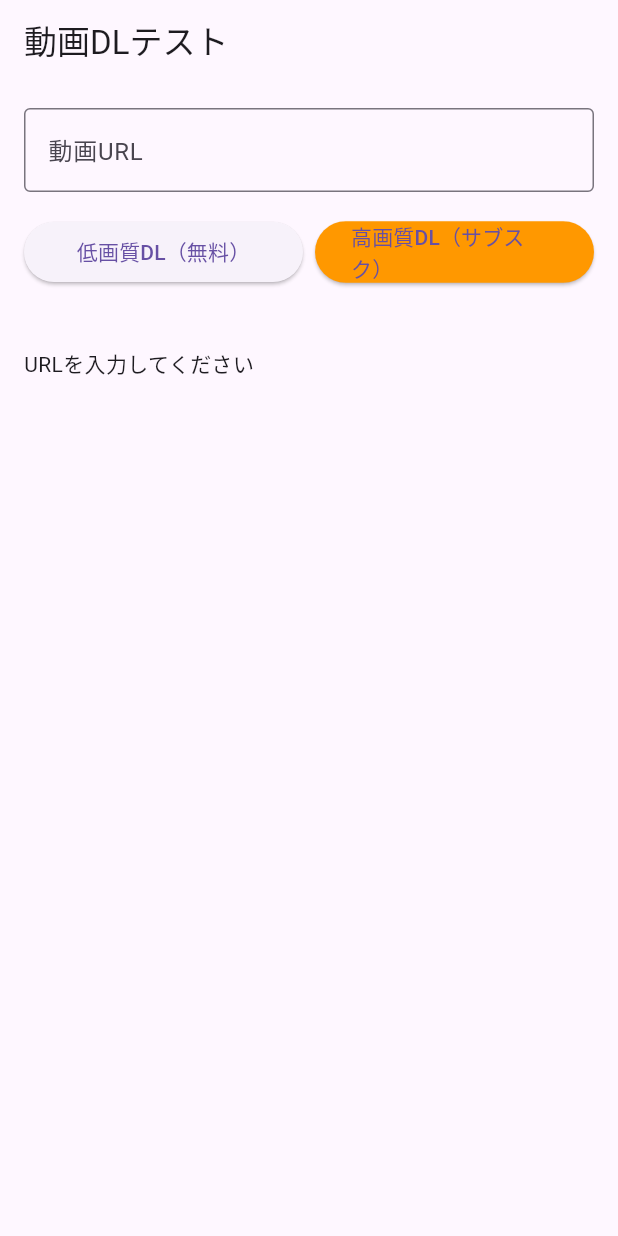
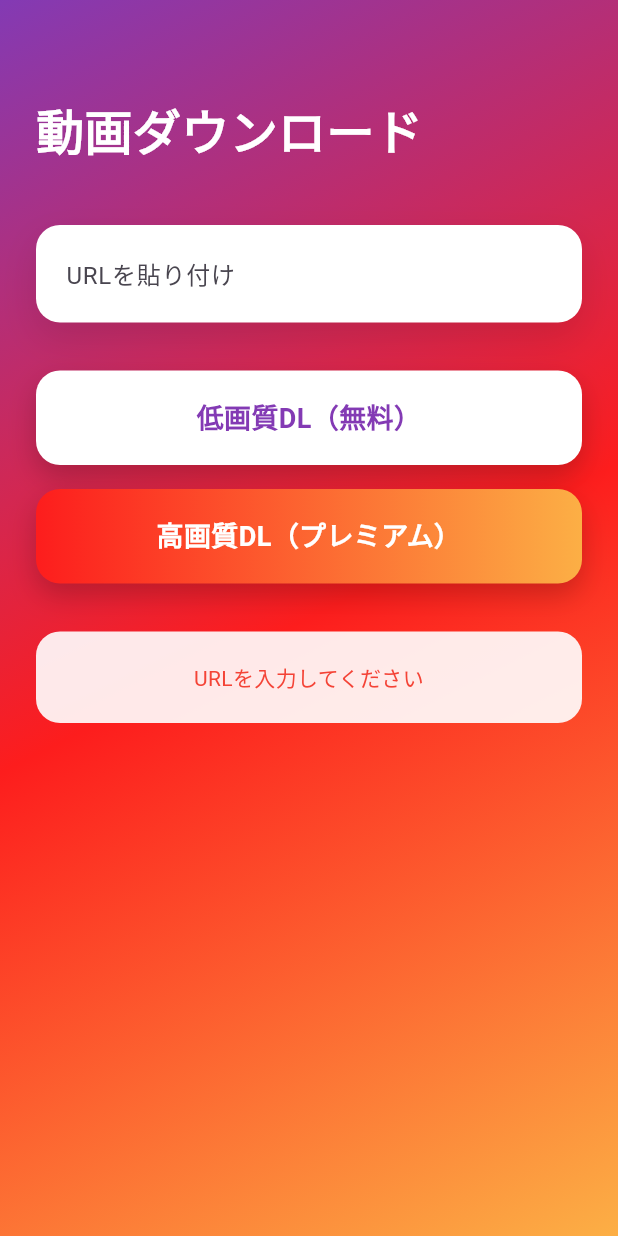
Before and after one commit to Mitchy03/video-saver-app, a Flutter app: the screen it shows after launch, after a tap on "低画質DL（無料）", on a phone screen of 412 x 824 dp. Run offline on Flutter 3.47's test engine with Material 3 defaults, Android fonts, the phone set to English and light mode, and no system bars; drawn by our look-alikes of flutter_animate; our stand-ins replace confetti, google_mobile_ads, shared_preferences; missing offline and left inert: process_run, purchases_flutter.

Commit message:
Update home screen to modern downloader

```diff
--- a/lib/main.dart
+++ b/lib/main.dart
@@ -1,6 +1,7 @@
 import 'package:flutter/material.dart';
 import 'services/download_manager.dart';
 import 'services/video_extractor.dart';
+import 'screens/download_screen.dart';
 
 void main() {
   runApp(const MyApp());
@@ -14,7 +15,7 @@ class MyApp extends StatelessWidget {
     return MaterialApp(
       title: 'Video Downloader Test',
       theme: ThemeData(primarySwatch: Colors.blue),
-      home: const TestScreen(),
+      home: const ModernDownloadScreen(),
     );
   }
 }
--- /dev/null
+++ b/lib/screens/download_screen.dart
@@ -0,0 +1,361 @@
+import 'package:flutter/material.dart';
+import 'package:flutter_animate/flutter_animate.dart';
+import 'package:confetti/confetti.dart';
+import '../services/download_manager.dart';
+import '../services/video_extractor.dart';
+
+class ModernDownloadScreen extends StatefulWidget {
+  const ModernDownloadScreen({super.key});
+
+  @override
+  State<ModernDownloadScreen> createState() => _ModernDownloadScreenState();
+}
+
+class _ModernDownloadScreenState extends State<ModernDownloadScreen> {
+  final _urlController = TextEditingController();
+  final _downloadManager = DownloadManager();
+  final _videoExtractor = VideoExtractor();
+  final _confettiController =
+      ConfettiController(duration: const Duration(seconds: 3));
+
+  String _status = '';
+  bool _isDownloading = false;
+  double _progress = 0.0;
+  VideoPlatform? _detectedPlatform;
+
+  @override
+  void initState() {
+    super.initState();
+    _downloadManager.progressStream.listen((progress) {
+      setState(() {
+        _progress = progress.progress;
+        _status = progress.message;
+      });
+    });
+
+    _urlController.addListener(() {
+      final url = _urlController.text.trim();
+      if (url.isNotEmpty) {
+        setState(() {
+          _detectedPlatform = _videoExtractor.detectPlatform(url);
+        });
+      } else {
+        setState(() {
+          _detectedPlatform = null;
+        });
+      }
+    });
+  }
+
+  Future<void> _startDownload(DownloadQuality quality) async {
+    final url = _urlController.text.trim();
+
+    if (url.isEmpty) {
+      setState(() => _status = 'URLを入力してください');
+      return;
+    }
+
+    if (!_videoExtractor.isValidUrl(url)) {
+      setState(() => _status = '対応していないURLです');
+      return;
+    }
+
+    setState(() {
+      _isDownloading = true;
+      _status = '準備中...';
+    });
+
+    try {
+      final filePath = await _downloadManager.startDownload(
+        url: url,
+        quality: quality,
+      );
+
+      _confettiController.play();
+
+      setState(() {
+        _status = '完了！\n$filePath';
+        _isDownloading = false;
+      });
+    } catch (e) {
+      String message;
+      if (e.toString().contains('inappropriate') ||
+          e.toString().contains('unavailable')) {
+        message = 'この投稿はダウンロードできません\n（コラボ投稿または制限付きコンテンツ）';
+      } else if (e.toString().contains('format')) {
+        message = '対応していない形式です';
+      } else {
+        message = 'ダウンロードに失敗しました\nURLを確認してください';
+      }
+
+      setState(() {
+        _status = message;
+        _isDownloading = false;
+      });
+    }
+  }
+
+  @override
+  Widget build(BuildContext context) {
+    return Scaffold(
+      body: Container(
+        decoration: const BoxDecoration(
+          gradient: LinearGradient(
+            begin: Alignment.topLeft,
+            end: Alignment.bottomRight,
+            colors: [
+              Color(0xFF833AB4),
+              Color(0xFFFD1D1D),
+              Color(0xFFFCAF45),
+            ],
+          ),
+        ),
+        child: SafeArea(
+          child: Stack(
+            children: [
+              SingleChildScrollView(
+                padding: const EdgeInsets.all(24),
+                child: Column(
+                  crossAxisAlignment: CrossAxisAlignment.stretch,
+                  children: [
+                    const SizedBox(height: 40),
+
+                    // タイトル
+                    const Text(
+                      '動画ダウンロード',
+                      style: TextStyle(
+                        fontSize: 32,
+                        fontWeight: FontWeight.bold,
+                        color: Colors.white,
+                      ),
+                    )
+                        .animate()
+                        .fadeIn(duration: 600.ms)
+                        .slideY(begin: -0.2, end: 0),
+
+                    const SizedBox(height: 40),
+
+                    // URL入力
+                    Container(
+                      decoration: BoxDecoration(
+                        color: Colors.white,
+                        borderRadius: BorderRadius.circular(16),
+                        boxShadow: [
+                          BoxShadow(
+                            color: Colors.black.withOpacity(0.1),
+                            blurRadius: 20,
+                            offset: const Offset(0, 10),
+                          ),
+                        ],
+                      ),
+                      child: TextField(
+                        controller: _urlController,
+                        decoration: InputDecoration(
+                          hintText: 'URLを貼り付け',
+                          border: InputBorder.none,
+                          contentPadding: const EdgeInsets.all(20),
+                          suffixIcon: _detectedPlatform != null
+                              ? Padding(
+                                  padding: const EdgeInsets.all(12),
+                                  child:
+                                      _buildPlatformIcon(_detectedPlatform!),
+                                )
+                              : null,
+                        ),
+                        style: const TextStyle(fontSize: 16),
+                      ),
+                    )
+                        .animate()
+                        .fadeIn(delay: 200.ms, duration: 600.ms)
+                        .slideY(begin: -0.2, end: 0),
+
+                    const SizedBox(height: 32),
+
+                    // ダウンロードボタン
+                    _buildDownloadButton(
+                      label: '低画質DL（無料）',
+                      color: Colors.white,
+                      textColor: const Color(0xFF833AB4),
+                      onTap: () => _startDownload(DownloadQuality.low),
+                      delay: 400,
+                    ),
+
+                    const SizedBox(height: 16),
+
+                    _buildDownloadButton(
+                      label: '高画質DL（プレミアム）',
+                      gradient: const LinearGradient(
+                        colors: [Color(0xFFFD1D1D), Color(0xFFFCAF45)],
+                      ),
+                      textColor: Colors.white,
+                      onTap: () => _startDownload(DownloadQuality.high),
+                      delay: 600,
+                    ),
+
+                    const SizedBox(height: 32),
+
+                    // 進捗表示
+                    if (_isDownloading) ...[
+                      Container(
+                        padding: const EdgeInsets.all(20),
+                        decoration: BoxDecoration(
+                          color: Colors.white.withOpacity(0.9),
+                          borderRadius: BorderRadius.circular(16),
+                        ),
+                        child: Column(
+                          children: [
+                            LinearProgressIndicator(
+                              value: _progress,
+                              backgroundColor: Colors.grey[200],
+                              valueColor: const AlwaysStoppedAnimation(
+                                Color(0xFFFD1D1D),
+                              ),
+                              minHeight: 8,
+                            ),
+                            const SizedBox(height: 12),
+                            Text(
+                              _status,
+                              style: const TextStyle(
+                                fontSize: 14,
+                                color: Colors.black87,
+                              ),
+                              textAlign: TextAlign.center,
+                            ),
+                          ],
+                        ),
+                      ).animate().fadeIn().scale(),
+                    ] else if (_status.isNotEmpty) ...[
+                      Container(
+                        padding: const EdgeInsets.all(20),
+                        decoration: BoxDecoration(
+                          color: Colors.white.withOpacity(0.9),
+                          borderRadius: BorderRadius.circular(16),
+                        ),
+                        child: Text(
+                          _status,
+                          style: TextStyle(
+                            fontSize: 14,
+                            color:
+                                _status.contains('完了') ? Colors.green : Colors.red,
+                          ),
+                          textAlign: TextAlign.center,
+                        ),
+                      ).animate().fadeIn().scale(),
+                    ],
+                  ],
+                ),
+              ),
+
+              // 紙吹雪
+              Align(
+                alignment: Alignment.topCenter,
+                child: ConfettiWidget(
+                  confettiController: _confettiController,
+                  blastDirectionality: BlastDirectionality.explosive,
+                  particleDrag: 0.05,
+                  emissionFrequency: 0.05,
+                  numberOfParticles: 50,
+                  gravity: 0.2,
+                  colors: const [
+                    Color(0xFF833AB4),
+                    Color(0xFFFD1D1D),
+                    Color(0xFFFCAF45),
+                    Colors.white,
+                  ],
+                ),
+              ),
+            ],
+          ),
+        ),
+      ),
+    );
+  }
+
+  Widget _buildDownloadButton({
+    required String label,
+    Color? color,
+    Gradient? gradient,
+    required Color textColor,
+    required VoidCallback onTap,
+    required int delay,
+  }) {
+    return GestureDetector(
+      onTap: _isDownloading ? null : onTap,
+      child: Container(
+        padding: const EdgeInsets.symmetric(vertical: 18),
+        decoration: BoxDecoration(
+          color: color,
+          gradient: gradient,
+          borderRadius: BorderRadius.circular(16),
+          boxShadow: [
+            BoxShadow(
+              color: Colors.black.withOpacity(0.2),
+              blurRadius: 15,
+              offset: const Offset(0, 8),
+            ),
+          ],
+        ),
+        child: Text(
+          label,
+          style: TextStyle(
+            fontSize: 18,
+            fontWeight: FontWeight.bold,
+            color: textColor,
+          ),
+          textAlign: TextAlign.center,
+        ),
+      ),
+    )
+        .animate()
+        .fadeIn(delay: delay.ms, duration: 600.ms)
+        .slideY(begin: -0.2, end: 0)
+        .then()
+        .shimmer(delay: 1000.ms, duration: 2000.ms);
+  }
+
+  Widget _buildPlatformIcon(VideoPlatform platform) {
+    IconData icon;
+    Color color;
+
+    switch (platform) {
+      case VideoPlatform.youtube:
+      case VideoPlatform.youtubeShorts:
+        icon = Icons.play_circle_fill;
+        color = Colors.red;
+        break;
+      case VideoPlatform.twitter:
+        icon = Icons.tag;
+        color = Colors.black;
+        break;
+      case VideoPlatform.instagram:
+        icon = Icons.camera_alt;
+        color = const Color(0xFFFD1D1D);
+        break;
+      default:
+        icon = Icons.help_outline;
+        color = Colors.grey;
+    }
+
+    return Icon(icon, color: color, size: 28)
+        .animate(onPlay: (controller) => controller.repeat())
+        .scale(
+          begin: const Offset(1, 1),
+          end: const Offset(1.2, 1.2),
+          duration: 1000.ms,
+        )
+        .then()
+        .scale(
+          begin: const Offset(1.2, 1.2),
+          end: const Offset(1, 1),
+          duration: 1000.ms,
+        );
+  }
+
+  @override
+  void dispose() {
+    _urlController.dispose();
+    _downloadManager.dispose();
+    _confettiController.dispose();
+    super.dispose();
+  }
+}
```
